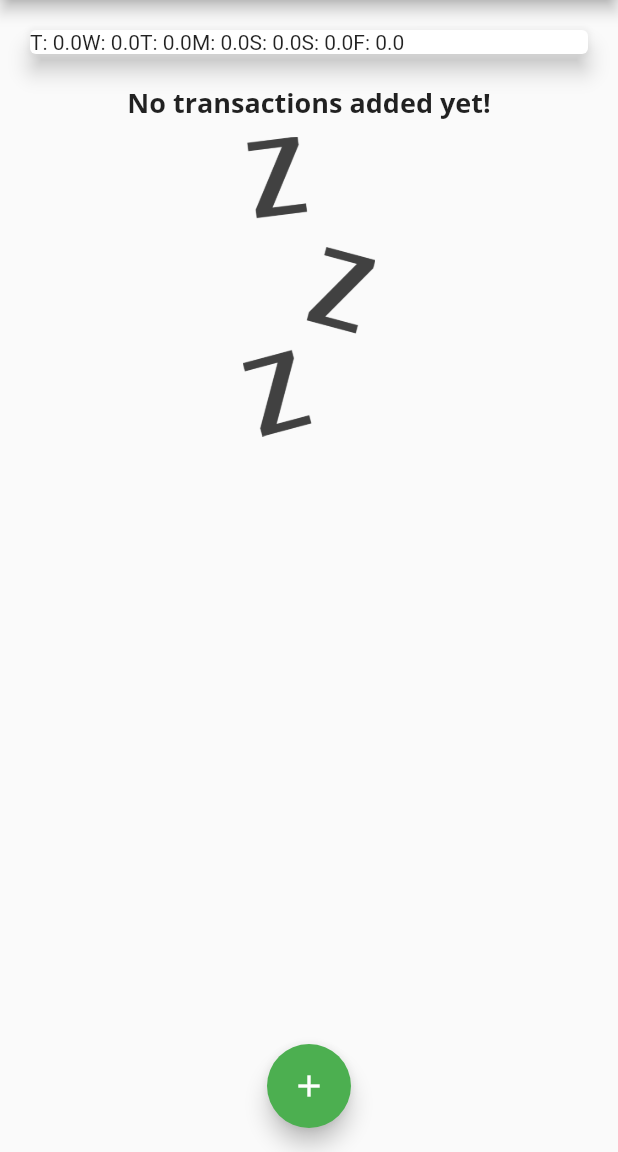
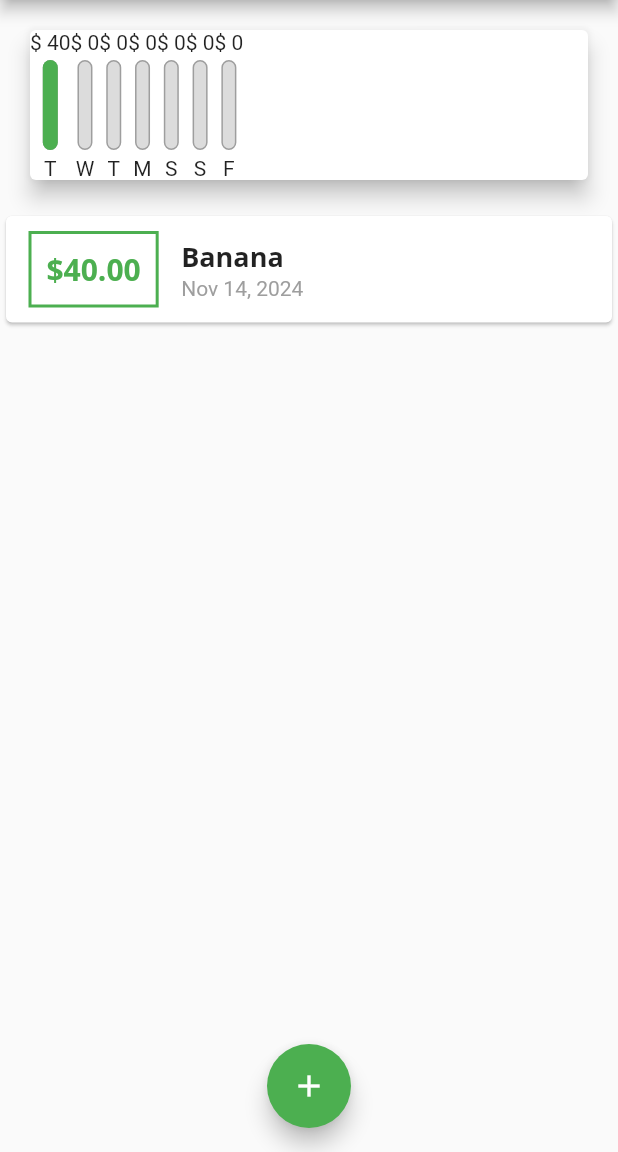
Before and after one commit to HeshmatGhaffariHadid/Expense-Recorder, a Flutter app: the screen it shows after launch, on a phone screen of 412 x 824 dp, the part 84-1236 px from its top. Run offline on Flutter 3.47's test engine with Material 2 defaults, Android fonts, the phone set to English and light mode, and no system bars.

Commit message:
Chart completed

```diff
--- a/lib/chart.dart
+++ b/lib/chart.dart
@@ -1,6 +1,6 @@
+import 'package:expence_palnner/chart_bar.dart';
 import 'package:flutter/material.dart';
 import 'package:intl/intl.dart';
-
 import 'models/transaction.dart';
 
 class Chart extends StatelessWidget {
@@ -14,7 +14,6 @@ class Chart extends StatelessWidget {
         Duration(days: index),
       );
       var totalSum = 0.0;
-
       for (var i = 0; i < recentTransaction.length; i++) {
         if (recentTransaction[i].date.day == weekDay.day &&
             recentTransaction[i].date.month == weekDay.month &&
@@ -29,14 +28,25 @@ class Chart extends StatelessWidget {
     });
   }
 
+  double get totalSpending {
+    return groupedTransactionValues.fold(0.0, (sum, item) {
+      return sum + (item['amount'] as double);
+    });
+  }
+
   @override
   Widget build(BuildContext context) {
     return Card(
       elevation: 6,
       margin: EdgeInsets.all(20),
       child: Row(
-        children: groupedTransactionValues.map((data){
-          return Text('${data['day']}: ${data['amount']}');
+        // mainAxisAlignment: MainAxisAlignment.spaceEvenly,
+        children: groupedTransactionValues.map((data) {
+          return ChartBar(
+              data['day'].toString(),
+              data['amount'] as double,
+              (data['amount'] as double) / totalSpending,
+          );
         }).toList(),
       ),
     );
--- a/lib/chart_bar.dart
+++ b/lib/chart_bar.dart
@@ -15,6 +15,21 @@ final double spendingPctOfTotal;
           height: 60,
           width: 10,
           child: Stack(
+            children: [
+              Container(
+                decoration: BoxDecoration(
+                  border: Border.all(color: Colors.grey, width: 1.0),
+                  color: Color.fromRGBO(220, 220, 220, 1),
+                  borderRadius: BorderRadius.circular(10),
+                ),
+              ),
+              FractionallySizedBox(heightFactor: spendingPctOfTotal,child: Container(
+                decoration: BoxDecoration(
+                  color: Theme.of(context).primaryColor,
+                  borderRadius: BorderRadius.circular(10),
+                ),
+              ),),
+            ],
 
           ),
         ),
--- a/lib/main.dart
+++ b/lib/main.dart
@@ -31,12 +31,12 @@ class HomePage extends StatefulWidget {
 
 class _HomePageState extends State<HomePage> {
   final List<Transaction> _userTransactions = [
-    // Transaction(
-    //   id: 't1',
-    //   title: 'Banana',
-    //   amount: 40,
-    //   date: DateTime.now(),
-    // ),
+    Transaction(
+      id: 't1',
+      title: 'Banana',
+      amount: 40,
+      date: DateTime.now(),
+    ),
   ];
 
    List<Transaction> get _recentTransactions{
```
